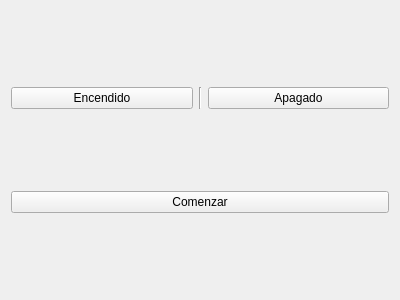
The window that src/interfaz.ui (GinoAvanzini/Simulacion-Robot-PRR) describes before a commit, drawn with Qt 5.
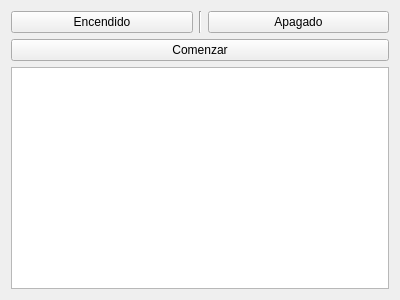
The same window after the commit.

Patch:
```diff
--- a/src/interfaz.ui
+++ b/src/interfaz.ui
@@ -48,6 +48,9 @@
        </property>
       </widget>
      </item>
+     <item>
+      <widget class="QTextEdit" name="textEdit"/>
+     </item>
     </layout>
    </item>
   </layout>
```
